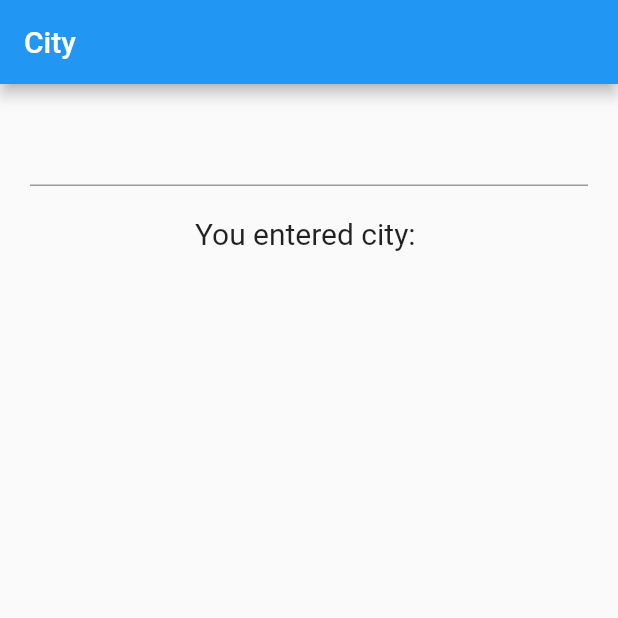
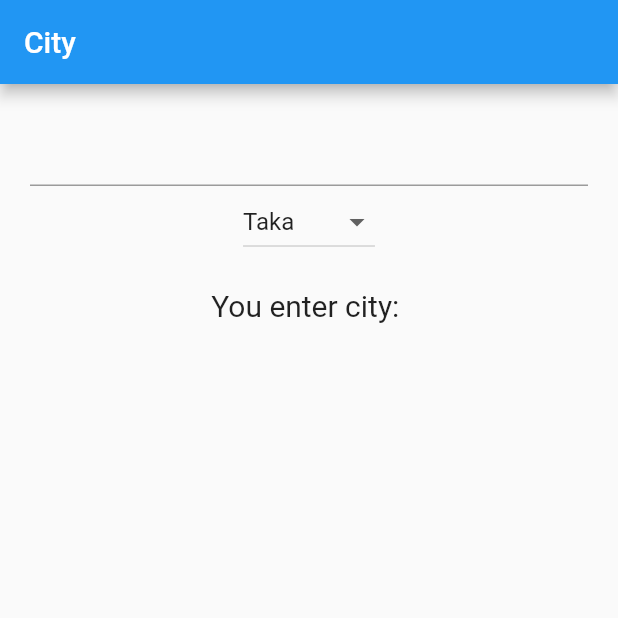
Before and after one commit to asif-bhuti/flutter_shit, a Flutter app: the screen it shows after launch, on a phone screen of 412 x 824 dp, the top half of it. Run offline on Flutter 3.47's test engine with Material 2 defaults, Android fonts, the phone set to English and light mode, and no system bars.

Commit message:
currencies and cities

```diff
--- a/lib/main.dart
+++ b/lib/main.dart
@@ -11,10 +11,13 @@ class FavoriteCity extends StatefulWidget {
 
 class _FavoriteCity extends State<FavoriteCity> {
   String city = '';
+  var _currencies = ['Taka','Rupies', 'Drakhma', 'Pound', 'Euro', 'Dollar', 'Other'];
+  var _currentItemSelected = 'Taka';
 
   @override
   Widget build(BuildContext context) {
     return MaterialApp(
+      debugShowCheckedModeBanner: false,
       home: Scaffold(
         appBar: AppBar(
           title: Text('City'),
@@ -30,10 +33,23 @@ class _FavoriteCity extends State<FavoriteCity> {
                   });
                 },
               ),
+              DropdownButton<String>(
+                items: _currencies
+                    .map((String dropDownStringItems) => DropdownMenuItem(
+                          value: dropDownStringItems,
+                          child: Text(dropDownStringItems),
+                        ))
+                    .toList(),
+                onChanged: (var newValueSelected){
+                  //Some code goes here
+                  _onDropDownItemSelected(newValueSelected);
+                },
+                value: _currentItemSelected,
+              ),
               Padding(
                 padding: const EdgeInsets.all(20.0),
                 child: Text(
-                  'You entered city: $city',
+                  'You enter city: $city',
                   style: TextStyle(fontSize: 20.0),
                 ),
               )
@@ -43,4 +59,9 @@ class _FavoriteCity extends State<FavoriteCity> {
       ),
     );
   }
+  void _onDropDownItemSelected(String newValueSelected){
+    setState(() {
+      this._currentItemSelected = newValueSelected;
+    });
+  }
 }
```
